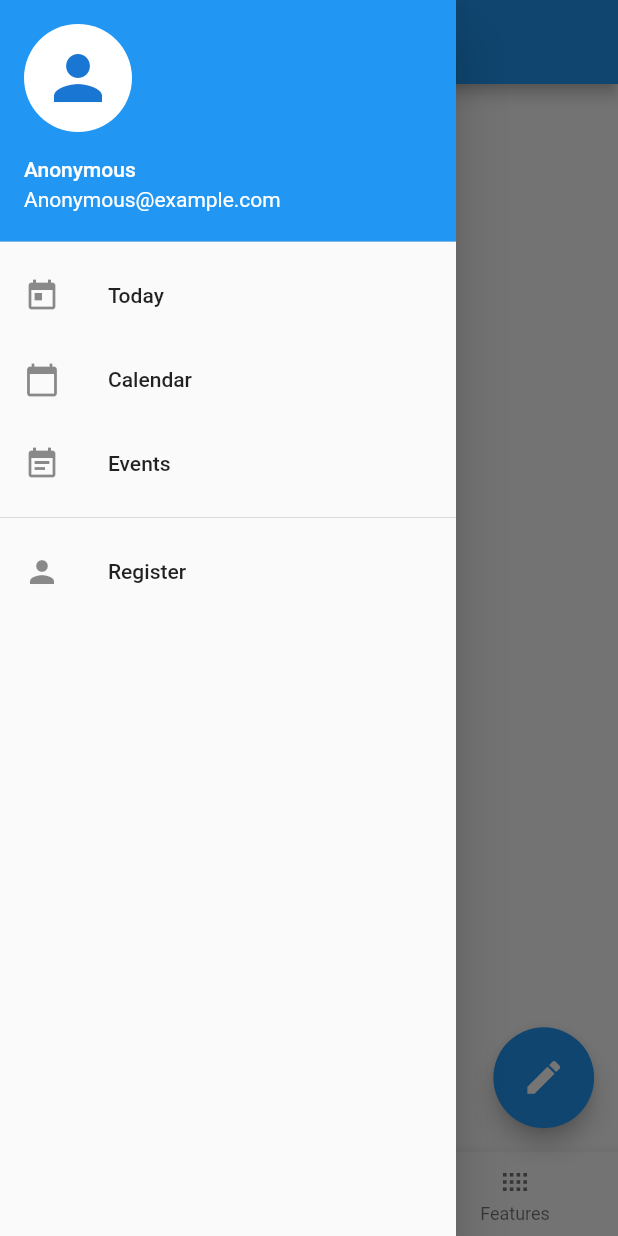
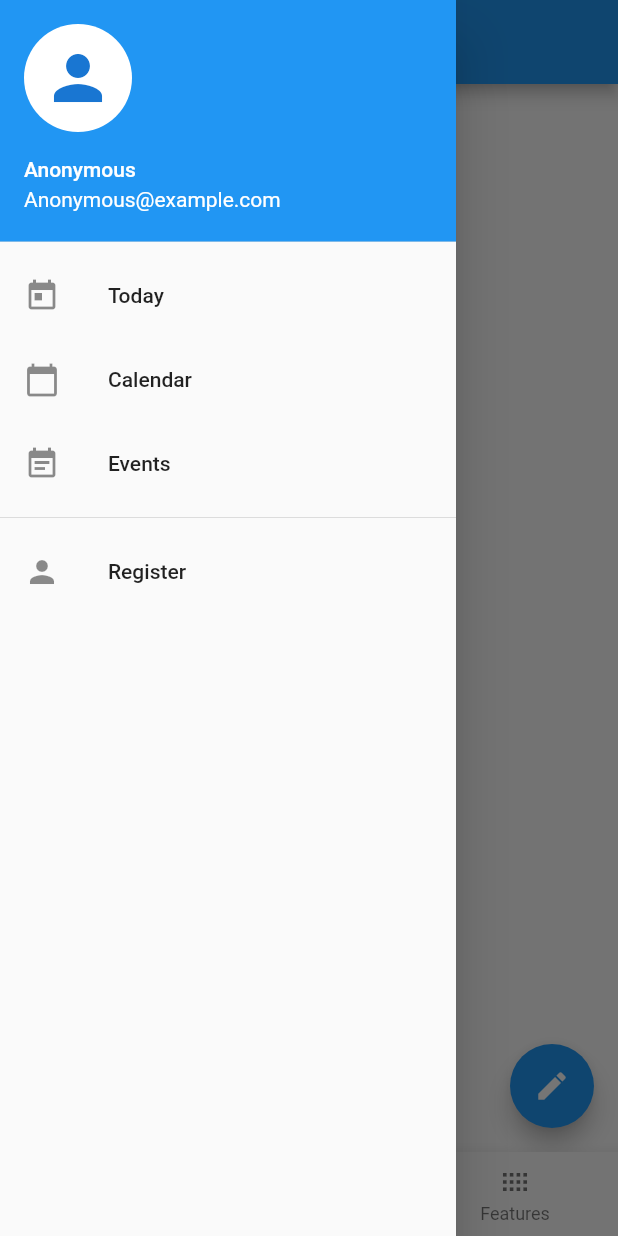
Before and after one commit to whojeee/MOBILE-BACKEND, a Flutter app: the MyHomePage screen opened directly, with the side drawer open, on a phone screen of 412 x 824 dp. Run offline on Flutter 3.47's test engine with Material 2 defaults, Android fonts, the phone set to English and light mode, and no system bars; our stand-ins replace shared_preferences, table_calendar; accounts and stored records are empty.

Commit message:
FAB done, urutan sesuai tanggal

```diff
--- a/lib/HomePage.dart
+++ b/lib/HomePage.dart
@@ -38,6 +38,8 @@ class _HomePageState extends State<HomePage> {
     if (addedEvent != null) {
       setState(() {
         events.add(addedEvent);
+        events.sort((a, b) =>
+            a.eventDate.compareTo(b.eventDate)); // Sort events by date
       });
     }
   }
@@ -48,6 +50,7 @@ class _HomePageState extends State<HomePage> {
   Widget build(BuildContext context) {
     return Scaffold(
       body: Column(
+        crossAxisAlignment: CrossAxisAlignment.start,
         children: <Widget>[
           Container(
             height: 50,
@@ -82,17 +85,8 @@ class _HomePageState extends State<HomePage> {
               },
             ),
           ),
-          Expanded(
-            child: PageView(
-              controller: pageController,
-              children: <Widget>[
-                Center(), // Empty Container for Today Page
-                Center(), // Empty Container for Week Page
-                Center(), // Empty Container for Month Page
-                Center(), // Empty Container for Year Page
-              ],
-            ),
-          ),
+
+          SizedBox(height: 16), // Added space between PageView and events list
           Expanded(
             child: ListView.builder(
               itemCount: events.length,
@@ -161,13 +155,16 @@ class _HomePageState extends State<HomePage> {
               },
             ),
           ),
-          ElevatedButton(
-            onPressed: () {
-              _handleAddButton(context);
-            },
-            child: Text('Add Event'),
-          ),
         ],
+      ),
+      floatingActionButton: Align(
+        alignment: Alignment.bottomRight,
+        child: FloatingActionButton(
+          onPressed: () {
+            _handleAddButton(context);
+          },
+          child: Icon(Icons.create),
+        ),
       ),
     );
   }
--- a/lib/main.dart
+++ b/lib/main.dart
@@ -127,21 +127,6 @@ class _MyHomePageState extends State<MyHomePage> {
         onTabTapped: onTabTapped,
         currentIndex: _currentIndex,
       ),
-      floatingActionButtonLocation: FloatingActionButtonLocation.endFloat,
-      floatingActionButton: Transform.scale(
-        scale: 1.2,
-        child: Container(
-          margin: EdgeInsets.only(right: 5, bottom: 5),
-          child: FloatingActionButton(
-            onPressed: _handleAddButton,
-            tooltip: 'Add Plan',
-            child: Icon(
-              Icons.create,
-              size: 24,
-            ),
-          ),
-        ),
-      ),
     );
   }
 }
```
